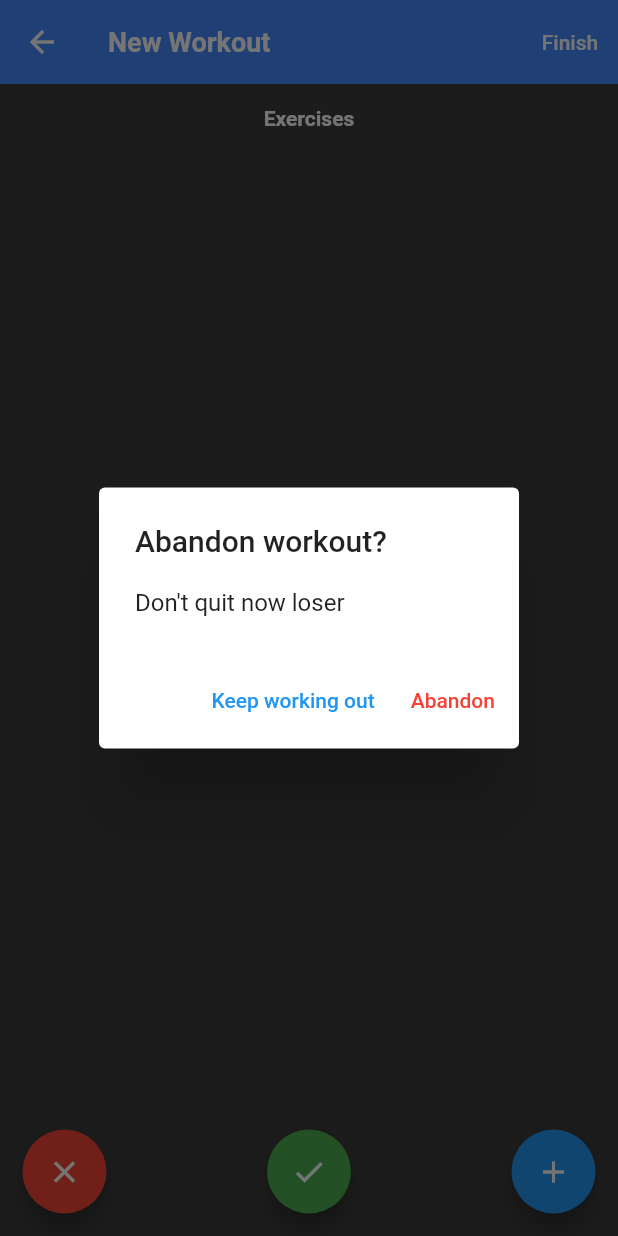
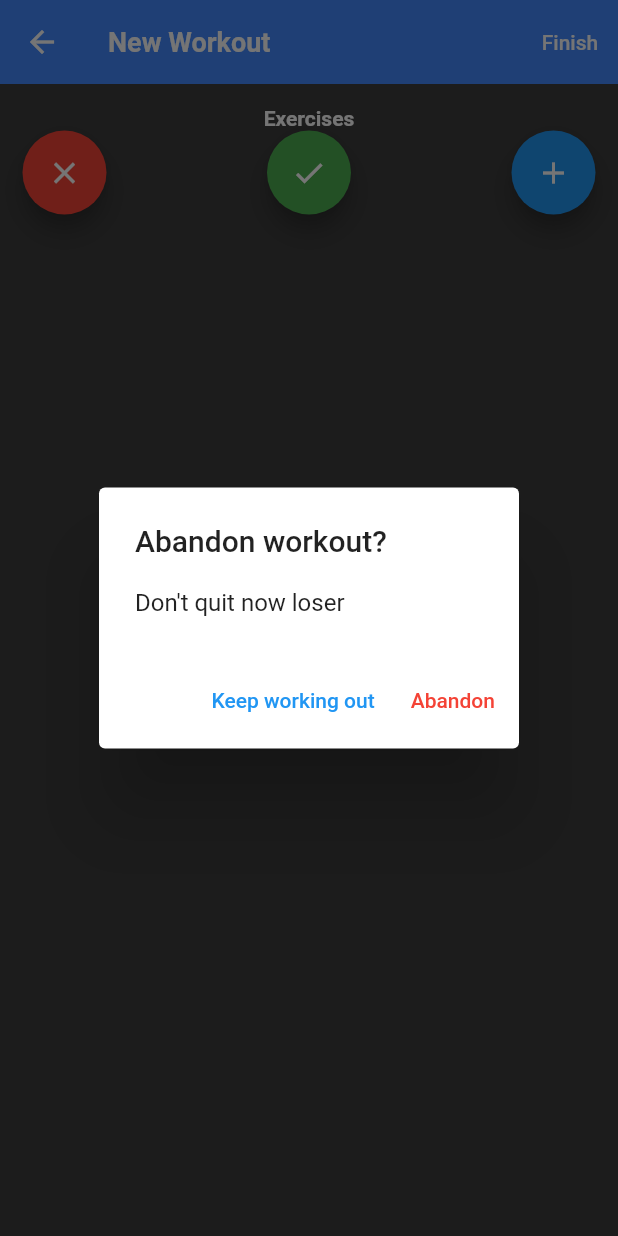
Before and after one commit to jacksondearing96/bread_basket, a Flutter app: the Workout screen opened directly with empty values, after a tap on the "close" icon, on a phone screen of 412 x 824 dp. Run offline on Flutter 3.47's test engine with Material 2 defaults, Android fonts, the phone set to English and light mode, and no system bars; our stand-ins replace cloud_firestore, email_validator, firebase_auth, firebase_core, flutter_spinkit; accounts and stored records are empty.

```diff
--- a/lib/models/performedExercise.dart
+++ b/lib/models/performedExercise.dart
@@ -3,7 +3,7 @@ import 'package:bread_basket/models/performedSet.dart';
 
 class PerformedExercise {
   final Exercise exercise;
-  List<PerformedSet> sets = [];
+  List<PerformedSet> sets = [PerformedSet()];
 
   PerformedExercise({required this.exercise});
 
--- a/lib/models/performedSet.dart
+++ b/lib/models/performedSet.dart
@@ -1,13 +1,14 @@
+import 'package:bread_basket/shared/constants.dart';
+
 class PerformedSet {
+  String setType = Constants.normalCode;
   int reps = 0;
-  final String id;
+  double weight = 0.0;
 
-  PerformedSet({ required this.id, required this.reps});
+  PerformedSet();
 
   void log() {
-    print("PERFORMED SET >> Set ID: " +
-        this.id +
-        ", reps: " +
-        this.reps.toString());
+    print(
+        "PERFORMED SET >> weight: $weight, reps: ${this.reps.toString()}, type: $setType");
   }
 }
--- /dev/null
+++ b/lib/providers/performedExerciseListProvider.dart
@@ -0,0 +1,16 @@
+import 'package:bread_basket/models/performedExercise.dart';
+import 'package:bread_basket/providers/performedExerciseProvider.dart';
+import 'package:flutter/material.dart';
+
+class PerformedExerciseListProvider extends ChangeNotifier {
+  List<PerformedExerciseProvider> _exercises = [];
+
+  List<PerformedExerciseProvider> get exercises => _exercises;
+
+  void addExercise(PerformedExercise exercise) {
+    print('Adding exercise to provider');
+    exercise.log();
+    _exercises.add(PerformedExerciseProvider(exercise_: exercise));
+    notifyListeners();
+  }
+}
--- a/lib/providers/performedExercisesProvider.dart
+++ /dev/null
@@ -1,13 +0,0 @@
-import 'package:bread_basket/models/performedExercise.dart';
-import 'package:flutter/material.dart';
-
-class PerformedExercisesProvider extends ChangeNotifier {
-  List<PerformedExercise> _exercises = [];
-
-  List<PerformedExercise> get exercises => _exercises;
-
-  void addExercise(PerformedExercise exercise) {
-    _exercises.add(exercise);
-    notifyListeners();
-  }
-}
--- a/lib/screens/workout/workout.dart
+++ b/lib/screens/workout/workout.dart
@@ -1,7 +1,7 @@
 import 'dart:async';
 
 import 'package:bread_basket/models/performedExercise.dart';
-import 'package:bread_basket/providers/performedExercisesProvider.dart';
+import 'package:bread_basket/providers/performedExerciseListProvider.dart';
 import 'package:bread_basket/screens/workout/selectExercise.dart';
 import 'package:bread_basket/screens/workout/workoutExerciseList.dart';
 import 'package:bread_basket/shared/constants.dart';
@@ -19,8 +19,8 @@ class Workout extends StatefulWidget {
 
 class _WorkoutState extends State<Workout> {
   String workoutName = 'New Workout';
-  PerformedExercisesProvider performedExercisesProvider =
-      PerformedExercisesProvider();
+  PerformedExerciseListProvider performedExercisesProvider = new
+      PerformedExerciseListProvider();
 
   Widget build(BuildContext context) {
     return Scaffold(
@@ -43,6 +43,11 @@ class _WorkoutState extends State<Workout> {
       ),
       body: Container(
           margin: const EdgeInsets.all(15.0),
+          child: LayoutBuilder(
+            builder: (BuildContext context, BoxConstraints viewportConstraints) =>
+            SingleChildScrollView(
+              child: ConstrainedBox(
+                constraints: BoxConstraints(minHeight: viewportConstraints.maxHeight,),
                 child: Column(
                     crossAxisAlignment: CrossAxisAlignment.center,
                     mainAxisAlignment: MainAxisAlignment.start,
@@ -54,8 +59,7 @@ class _WorkoutState extends State<Workout> {
                       ChangeNotifierProvider(
                           create: (_) => performedExercisesProvider,
                           child: WorkoutExerciseList()),
-                Expanded(
-                  child: Align(
+                      Align(
                         alignment: Alignment.bottomCenter,
                         child: Row(
                           mainAxisAlignment: MainAxisAlignment.spaceBetween,
@@ -65,8 +69,10 @@ class _WorkoutState extends State<Workout> {
                           addNewExerciseButton(context)
                         ]),
                       ),
+                    ]),
               ),
-              ])),
+            ),
+          )),
     );
   }
 
@@ -88,6 +94,7 @@ class _WorkoutState extends State<Workout> {
 
   FloatingActionButton addNewExerciseButton(BuildContext context) {
     return FloatingActionButton(
+      heroTag: UniqueKey(),
       onPressed: () => _navigateToSelectExercise(context),
       tooltip: 'New exercise',
       child: Icon(Icons.add),
@@ -96,6 +103,7 @@ class _WorkoutState extends State<Workout> {
 
   FloatingActionButton completeButton(BuildContext context) {
     return FloatingActionButton(
+      heroTag: UniqueKey(),
       child: Icon(Icons.check_outlined),
       tooltip: 'Complete',
       onPressed: () => completeWorkout(context),
@@ -105,6 +113,7 @@ class _WorkoutState extends State<Workout> {
 
   FloatingActionButton abandonButton(BuildContext context) {
     return FloatingActionButton(
+      heroTag: UniqueKey(),
       child: Icon(Icons.close),
       tooltip: 'Abandon',
       onPressed: () => confirmAbandonment(context),
--- a/lib/shared/constants.dart
+++ b/lib/shared/constants.dart
@@ -6,6 +6,10 @@ class Constants {
   static const Color textColor = Colors.white;
   static const Color hintColor = Colors.grey;
   static const Color errorColor = Colors.red;
+  static const Color warmUpSetTypeColor = Colors.orange;
+  static const Color dropSetSetTypeColor = Colors.purple;
+  static const Color failureSetTypeColor = Colors.red;
+  static const Color normalSetTypeColor = Colors.black;
 
   static const InputDecoration textInputDecoration = InputDecoration(
     hintStyle: TextStyle(color: hintColor),
```
Also changed, not shown: lib/providers/performedExerciseProvider.dart (added, +41 -0 lines), lib/screens/workout/workoutExerciseList.dart (+7 -6 lines), lib/screens/workout/workoutExerciseTile.dart (+28 -22 lines), lib/screens/workout/workoutSet.dart (+51 -13 lines), lib/screens/workout/workoutSetType.dart (+13 -6 lines), lib/screens/workout/workoutSetTypeDropdown.dart (+25 -20 lines). Lines whose indentation alone changed are shown as unchanged.
